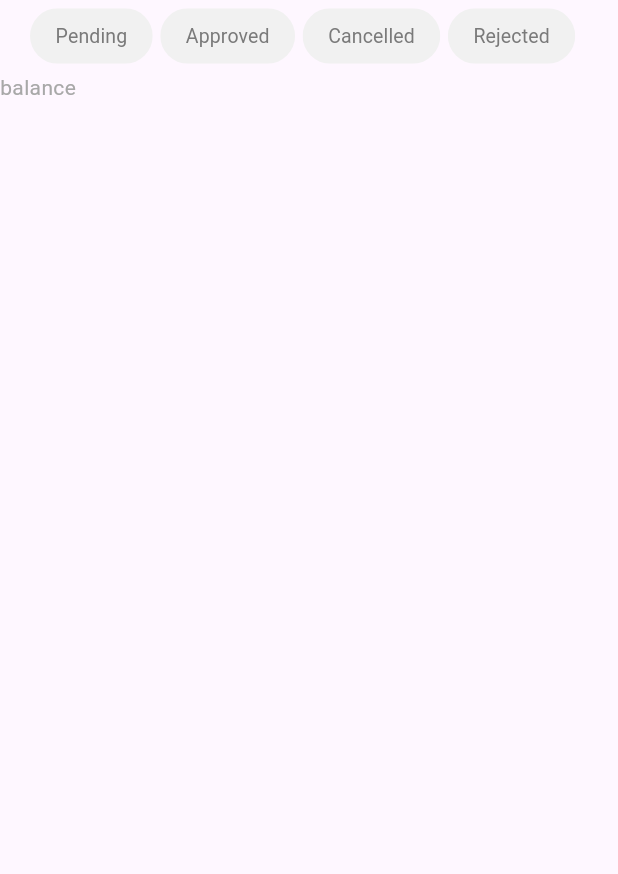
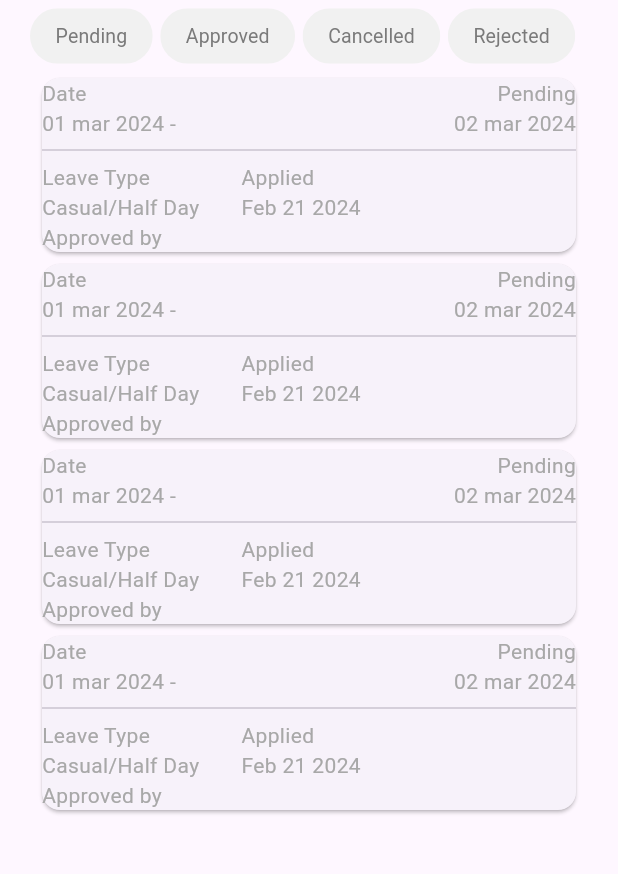
Before and after one commit to Balagopal-R/nms_main, a Flutter app: the LeaveBalanceScreen screen opened directly, on a phone screen of 412 x 824 dp, the part 135-1009 px from its top. Run offline on Flutter 3.47's test engine with Material 3 defaults, Android fonts, the phone set to English and light mode, and no system bars; our stand-ins replace another_flushbar, flutter_svg, get, jwt_decoder, shared_preferences; accounts and stored records are empty; Roboto replaces fonts that are missing (DMSans); project files that could hold a hidden picture were left out.

Commit message:
working on leave balance screen

```diff
--- /dev/null
+++ b/lib/features/leave_balance/balances_screen/balances.dart
@@ -0,0 +1,2 @@
+export 'balances_screen.dart';
+export 'balances_controller.dart';
--- /dev/null
+++ b/lib/features/leave_balance/balances_screen/balances_screen.dart
@@ -0,0 +1,21 @@
+import 'package:flutter/material.dart';
+
+import 'widgets/balances_card.dart';
+
+class BalancesScreen extends StatelessWidget {
+  const BalancesScreen({super.key});
+
+  @override
+  Widget build(BuildContext context) {
+    return Scaffold(
+      body: ListView.builder(
+          itemCount: 4,
+          itemBuilder: (context, index) {
+            return const Padding(
+              padding: EdgeInsets.symmetric(horizontal: 24),
+              child: BalanceCard(),
+            );
+          }),
+    );
+  }
+}
--- /dev/null
+++ b/lib/features/leave_balance/balances_screen/widgets/balances_card.dart
@@ -0,0 +1,42 @@
+import 'package:flutter/material.dart';
+
+class BalanceCard extends StatelessWidget {
+  const BalanceCard({
+    super.key,
+  });
+
+  @override
+  Widget build(BuildContext context) {
+    return Card(
+      // decoration: const BoxDecoration(color: Colors.white),
+      child: const Column(crossAxisAlignment: CrossAxisAlignment.start,
+        children: [
+          Row(
+            mainAxisAlignment: MainAxisAlignment.spaceBetween,
+            children: [Text('Date'), Text('Pending')],
+          ),
+          Row(
+            mainAxisAlignment: MainAxisAlignment.spaceBetween,
+            children: [Text('01 mar 2024 - '), Text('02 mar 2024')],
+          ),
+          Divider(),
+          Row(
+
+            children: [
+              Column(
+                crossAxisAlignment: CrossAxisAlignment.start,
+                children: [Text('Leave Type'), Text('Casual/Half Day')],
+              ),
+              SizedBox(width: 28,),
+              Column(
+                crossAxisAlignment: CrossAxisAlignment.start,
+                children: [Text('Applied'), Text('Feb 21 2024')],
+              )
+            ],
+          ),
+          Text('Approved by'),
+        ],
+      ),
+    );
+  }
+}
--- a/lib/features/leave_balance/leave_balance_screen.dart
+++ b/lib/features/leave_balance/leave_balance_screen.dart
@@ -3,6 +3,7 @@ import 'package:get/get.dart';
 import 'package:nms/widgets/appbar_main_widget.dart';
 
 import '../../utils/utils.dart';
+import 'balances_screen/balances.dart';
 import 'leave_balance.dart';
 
 class LeaveBalanceScreen extends StatefulWidget {
@@ -125,7 +126,7 @@ class _LeaveBalanceScreenState extends State<LeaveBalanceScreen>
                       physics: const NeverScrollableScrollPhysics(),
                       controller: _controller,
                       children: const [
-                        Text('balance'),
+                        BalancesScreen(),
                         Text('History'),
                       ]),
                 )
```
Also changed, not shown: lib/features/leave_balance/balances_screen/balances_controller.dart (added).
